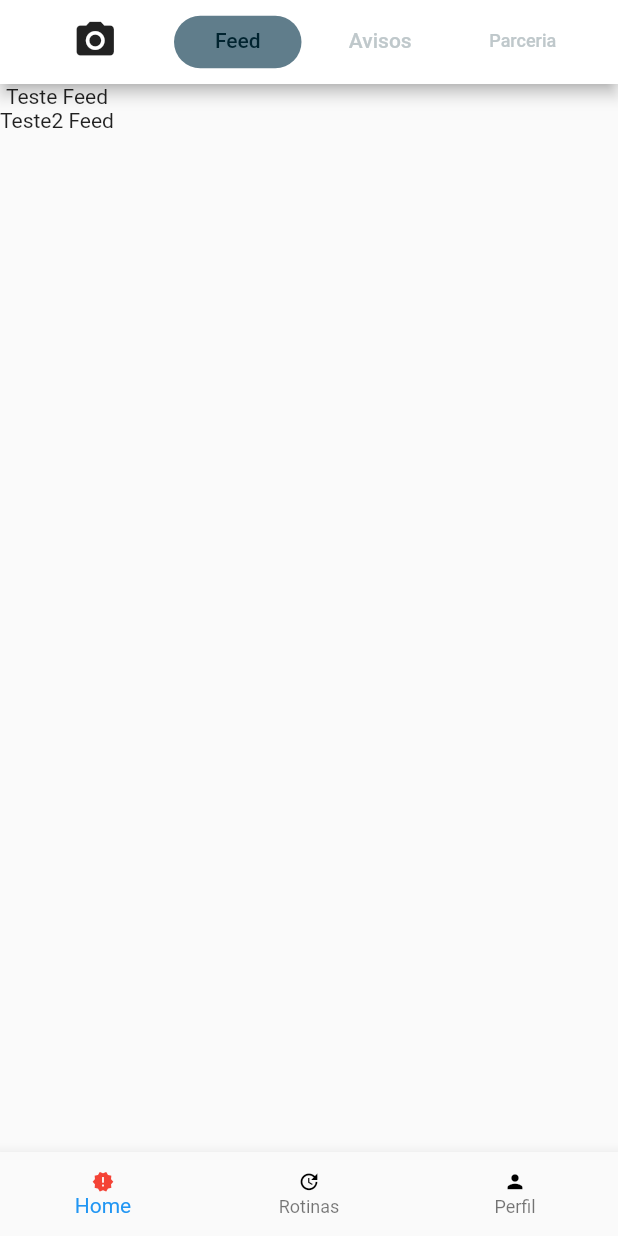
After one commit to peryvieira/test-catchup, a Flutter app: the screen it shows after launch, tab 2 chosen, on a phone screen of 412 x 824 dp. The commit adds this screen. Run offline on Flutter 3.47's test engine with Material 2 defaults, Android fonts, the phone set to English and light mode, and no system bars; our stand-ins replace bubble_tab_indicator.

Commit message:
criacao inicial da pagina Feed

```diff
--- /dev/null
+++ b/implementacao/catchup_app/lib/feed/page_feed.dart
@@ -0,0 +1,12 @@
+import 'package:flutter/material.dart';
+
+class PageFeed extends StatelessWidget {
+  @override
+  Widget build(BuildContext context) {
+    return Scaffold(
+      body: Column(
+        children: <Widget>[Text("Teste Feed"), Text("Teste2 Feed")],
+      ),
+    );
+  }
+}
--- a/implementacao/catchup_app/lib/homePage.dart
+++ b/implementacao/catchup_app/lib/homePage.dart
@@ -1,6 +1,8 @@
 import 'package:catchup_app/bottomNavigation.dart';
 import 'package:flutter/material.dart';
 import 'package:bubble_tab_indicator/bubble_tab_indicator.dart';
+
+import 'feed/page_feed.dart';
 
 class HomePage extends StatefulWidget {
   @override
@@ -18,9 +20,7 @@ class _HomePageState extends State<HomePage> {
               new Container(
                 color: Colors.white,
               ),
-              new Container(
-                color: Colors.white,
-              ),
+              new PageFeed(),
               new Container(
                 color: Colors.white,
               ),
```
